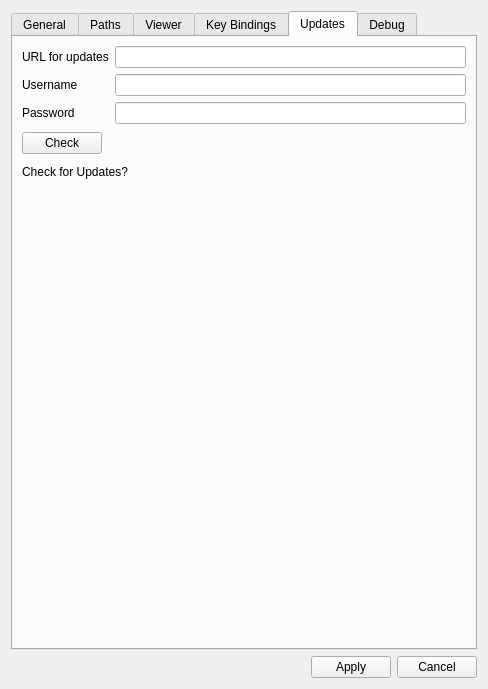
The window that OpenFlipper/widgets/optionsWidget/ui_optionsWidget.ui (ShenRen/OpenFlipper) describes before a commit, drawn with Qt 5.
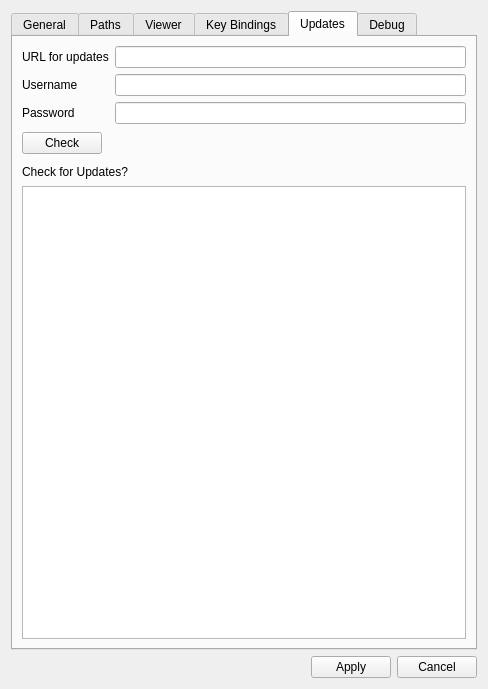
The same window after the commit. The open tabs and pages were chosen to show the change.

Commit message: Finished version box

```diff
--- a/OpenFlipper/widgets/optionsWidget/ui_optionsWidget.ui
+++ b/OpenFlipper/widgets/optionsWidget/ui_optionsWidget.ui
@@ -498,17 +498,14 @@
         </layout>
        </item>
        <item>
-        <spacer name="verticalSpacer_2" >
-         <property name="orientation" >
-          <enum>Qt::Vertical</enum>
+        <widget class="QTableWidget" name="updateList" >
+         <property name="sizePolicy" >
+          <sizepolicy vsizetype="Expanding" hsizetype="Expanding" >
+           <horstretch>0</horstretch>
+           <verstretch>0</verstretch>
+          </sizepolicy>
          </property>
-         <property name="sizeHint" stdset="0" >
-          <size>
-           <width>20</width>
-           <height>242</height>
-          </size>
-         </property>
-        </spacer>
+        </widget>
        </item>
       </layout>
      </widget>
```
Left out of the diff: 3 changed lines with no effect on the pictures. The commit also changes 2 other files.
